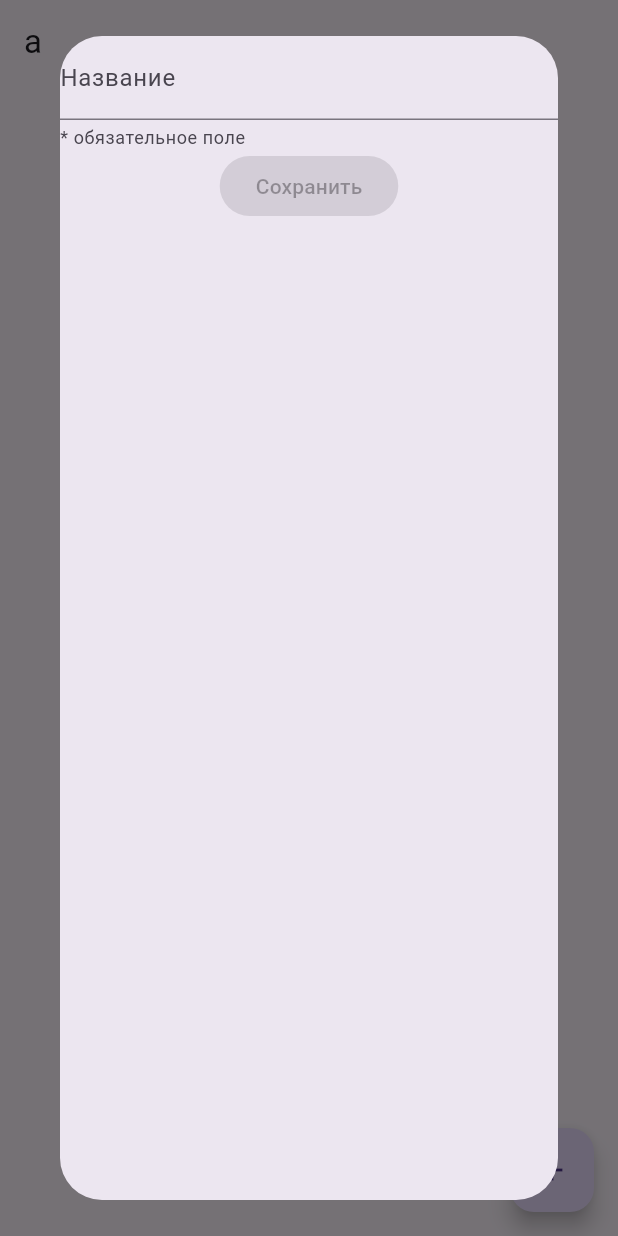
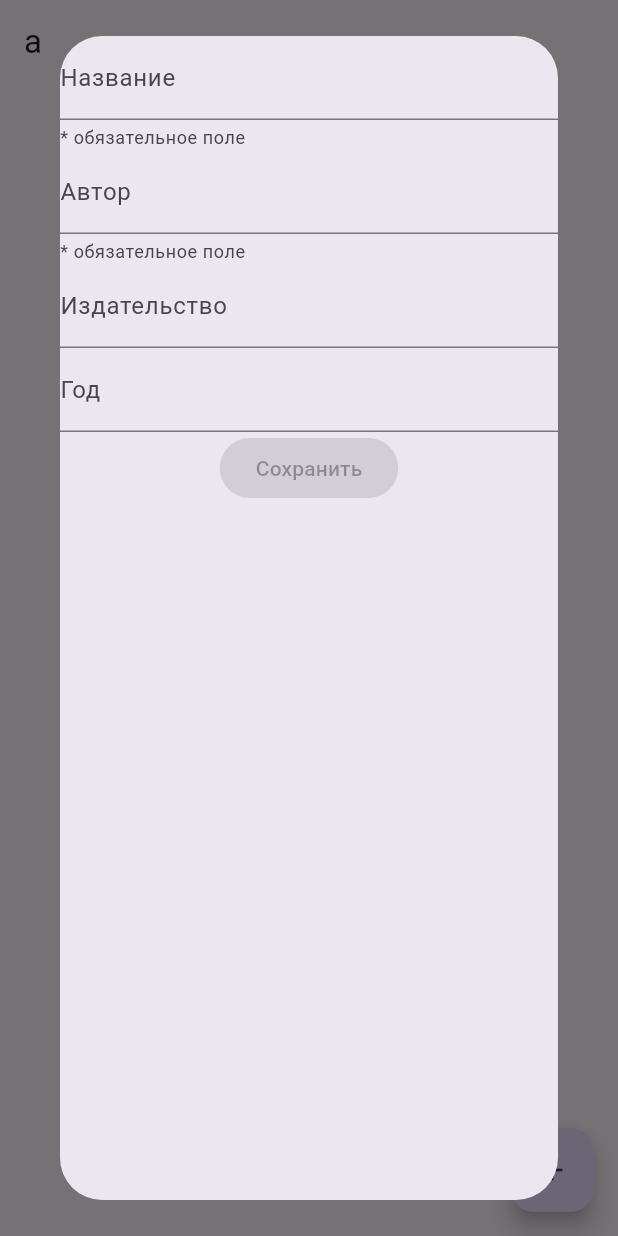
Before and after one commit to Alina996aqdwdw/Book_Storage, a Flutter app: the screen it shows after launch, after a tap on the "add" icon, on a phone screen of 412 x 824 dp. Run offline on Flutter 3.47's test engine with Material 3 defaults, Android fonts, the phone set to English and light mode, and no system bars; our stand-ins replace flutter_bloc, freezed_annotation, sqflite; missing offline and left inert: dart:ffi; accounts and stored records are empty; statements that could not run were skipped.

Commit message:
created project

```diff
--- a/lib/features/library/library_page.dart
+++ b/lib/features/library/library_page.dart
@@ -126,6 +126,30 @@ class BookCreationDialog extends StatelessWidget {
                 ),
                 onChanged: bookCreationCubit.setTitle,
               ),
+              TextField(
+                decoration: InputDecoration(
+                  labelText: 'Автор',
+                  helperText:
+                  book.isTitleComplete ? null : '* обязательное поле',
+                ),
+                onChanged: bookCreationCubit.setAuthor,
+              ),
+              TextField(
+                decoration: InputDecoration(
+                  labelText: 'Издательство',
+                //  helperText:
+              //    book.isTitleComplete ? null : '* обязательное поле',
+                ),
+                onChanged: bookCreationCubit.setPublisher,
+              ),
+              TextField(
+                decoration: InputDecoration(
+                  labelText: 'Год',
+                //  helperText:
+              //    book.isTitleComplete ? null : '* обязательное поле',
+                ),
+                onChanged: bookCreationCubit.setYear,
+              ),
               FilledButton(
                 onPressed: book.isCompleted ? () {} : null,
                 child: Text('Сохранить'),
```
Also changed, not shown: lib/features/library/cubits/book_creation_cubit.dart (+20 -1 lines).
